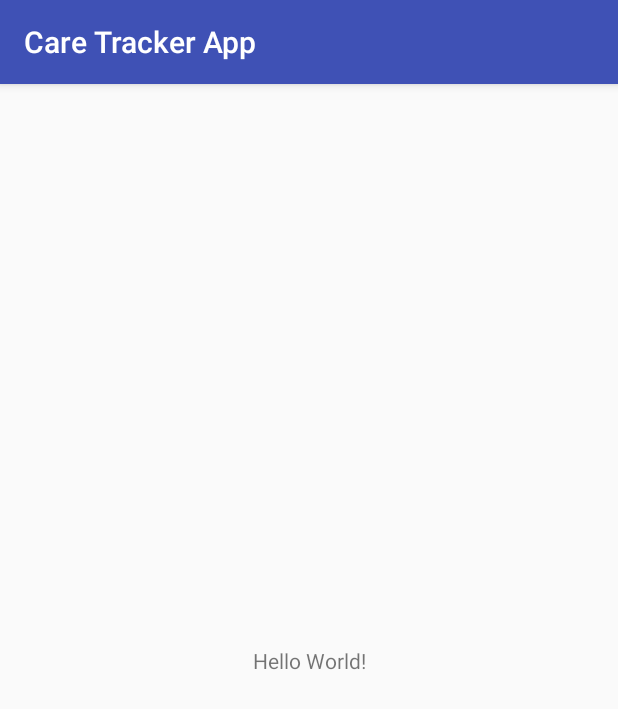
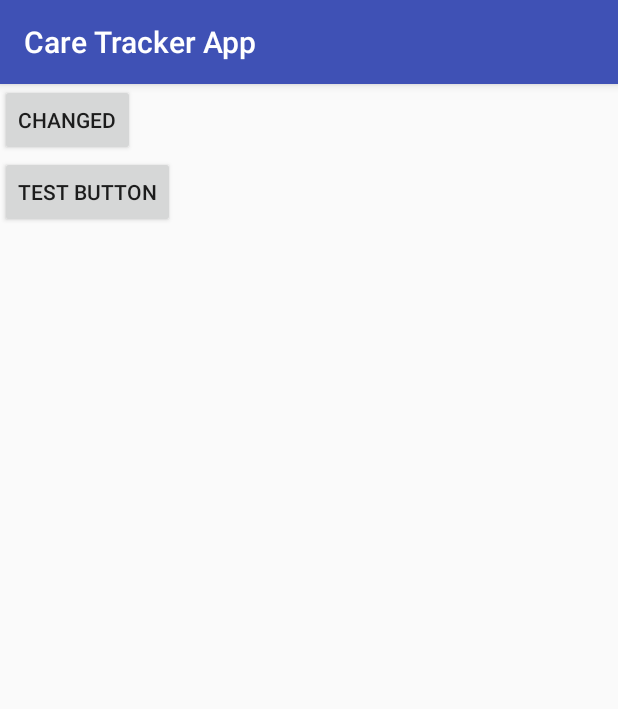
Before and after one commit to sarakv/CareTrackerApp, an Android app: the screen it shows after launch (MainActivity), on a phone screen of 412 x 824 dp. Shown: the top 709 px of the screen. Run offline under Robolectric (Android 15) with nearby library versions, the phone set to English and light mode, and no system bars.

Commit message:
shared pref button test

```diff
--- a/app/build.gradle
+++ b/app/build.gradle
@@ -5,7 +5,7 @@ android {
     buildToolsVersion "25.0.0"
     defaultConfig {
         applicationId "cs246.sara.caretrackerapp"
-        minSdkVersion 15
+        minSdkVersion 17
         targetSdkVersion 25
         versionCode 1
         versionName "1.0"
@@ -26,5 +26,6 @@ dependencies {
     })
     compile 'com.android.support:appcompat-v7:25.3.1'
     compile 'com.android.support.constraint:constraint-layout:1.0.2'
+    compile 'com.google.code.gson:gson:2.6.2'
     testCompile 'junit:junit:4.12'
 }
--- a/app/src/main/java/cs246/sara/caretrackerapp/MainActivity.java
+++ b/app/src/main/java/cs246/sara/caretrackerapp/MainActivity.java
@@ -1,21 +1,71 @@
 package cs246.sara.caretrackerapp;
 
+import android.content.Context;
+import android.content.SharedPreferences;
+import android.graphics.drawable.ColorDrawable;
+import android.graphics.drawable.Drawable;
 import android.support.v7.app.AppCompatActivity;
 import android.os.Bundle;
+import android.view.View;
+import android.view.ViewGroup;
+import android.widget.Button;
+import android.widget.LinearLayout;
+
+import com.google.gson.Gson;
 
 public class MainActivity extends AppCompatActivity {
+    public class ButtonInfo {
+        public String text;
+        //public Drawable background;
+        public String description;
+        public ViewGroup.LayoutParams params;
+
+        public ButtonInfo() {
+            //intentionally empty
+        }
+
+        public ButtonInfo(Button button) {
+            text = button.getText().toString();
+            //background = button.getBackground().getCurrent();
+            description = button.getTag().toString();
+            params = button.getLayoutParams();
+        }
+
+        public Button getButton(Context context) {
+            Button myButt = new Button(context);
+            myButt.setText(text);
+            myButt.setTag(description);
+            //myButt.setBackground(background);
+            myButt.setLayoutParams(params);
+            myButt.setId(View.generateViewId());
+            return myButt;
+        }
+    }
 
     @Override
     protected void onCreate(Bundle savedInstanceState) {
         super.onCreate(savedInstanceState);
         setContentView(R.layout.activity_main);
-        /*Scott Tolman was here.*/
-        /*Here is another comment by Scott*/
-        /*Here is a third comment by Scott*/
-        // Pedro Lago was here.
-        //Sara was here
-        //nice...
-        //sara!!! again
-        // CHAAAAAAAAAAAAAAAAAAANGE
-    }
+
+        Button testButton = (Button) findViewById(R.id.button);
+
+        Gson gson = new Gson();
+        String btnJson = gson.toJson(new ButtonInfo(testButton));
+
+
+        SharedPreferences.Editor editor = getSharedPreferences("myPref", MODE_PRIVATE).edit();
+        editor.putString("button0", btnJson);
+        editor.apply();
+
+
+        SharedPreferences prefs = getSharedPreferences("myPref", MODE_PRIVATE);
+        btnJson = prefs.getString("button0", "testBtn2");
+
+        Button myButt = gson.fromJson(btnJson, ButtonInfo.class).getButton(this);
+
+        testButton.setText("changed");
+
+        LinearLayout layout = (LinearLayout) findViewById(R.id.testLayout);
+        layout.addView(myButt);
+     }
 }
--- a/app/src/main/res/layout/activity_main.xml
+++ b/app/src/main/res/layout/activity_main.xml
@@ -1,18 +1,15 @@
 <?xml version="1.0" encoding="utf-8"?>
-<android.support.constraint.ConstraintLayout xmlns:android="http://schemas.android.com/apk/res/android"
-    xmlns:app="http://schemas.android.com/apk/res-auto"
-    xmlns:tools="http://schemas.android.com/tools"
-    android:layout_width="match_parent"
-    android:layout_height="match_parent"
-    tools:context="cs246.sara.caretrackerapp.MainActivity">
+<LinearLayout
+    android:layout_height="fill_parent"
+    android:layout_width="fill_parent"
+    android:orientation="vertical"
+    android:id="@+id/testLayout"
+    xmlns:android="http://schemas.android.com/apk/res/android">
 
-    <TextView
+    <Button
+        android:id="@+id/button"
         android:layout_width="wrap_content"
         android:layout_height="wrap_content"
-        android:text="Hello World!"
-        app:layout_constraintBottom_toBottomOf="parent"
-        app:layout_constraintLeft_toLeftOf="parent"
-        app:layout_constraintRight_toRightOf="parent"
-        app:layout_constraintTop_toTopOf="parent" />
-
-</android.support.constraint.ConstraintLayout>
+        android:text="Test Button"
+        android:tag="Test Description"/>
+</LinearLayout>
```
